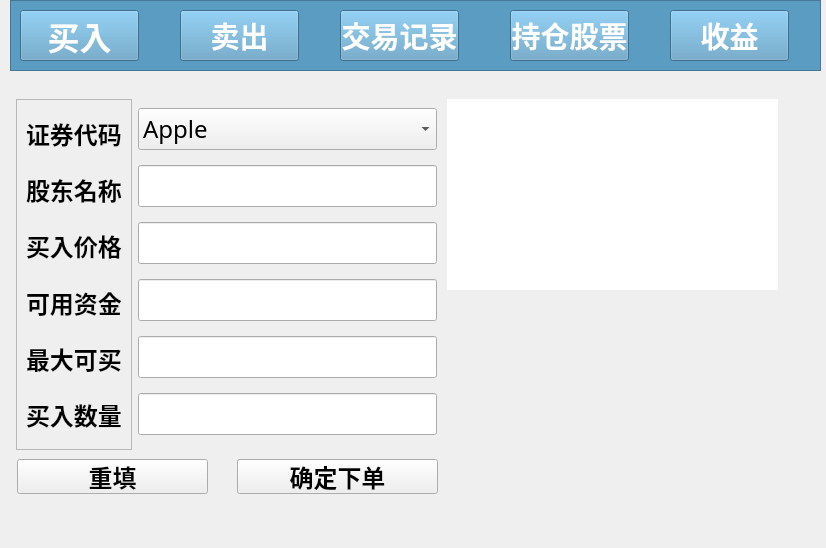
First picture: the form in VirtualStock_dir/buyin.ui, repository Vks-Feng/Nullptr, before the edit.
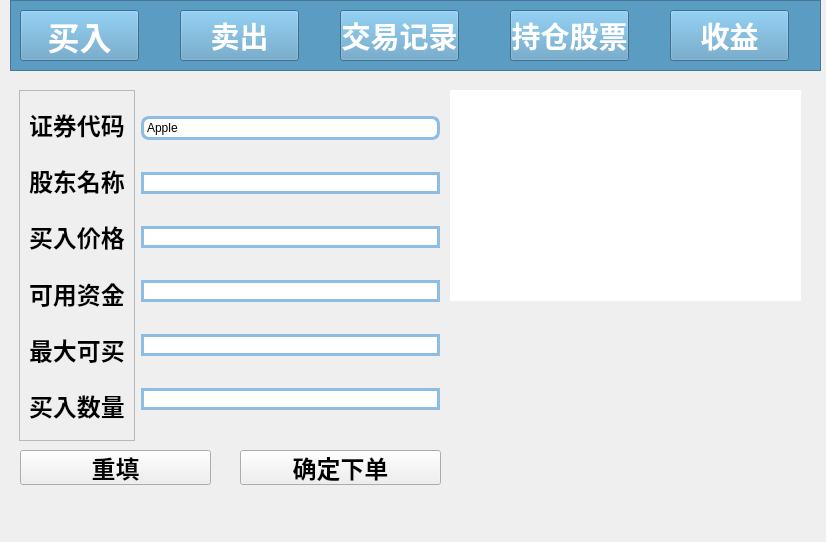
Second picture: the form after the edit. The open tabs and pages were chosen to show the change. Icons and pictures are not drawn.

Diff of the .ui file:
```diff
--- a/VirtualStock_dir/buyin.ui
+++ b/VirtualStock_dir/buyin.ui
@@ -7,7 +7,7 @@
     <x>0</x>
     <y>0</y>
     <width>826</width>
-    <height>548</height>
+    <height>542</height>
    </rect>
   </property>
   <property name="windowTitle">
@@ -16,10 +16,10 @@
   <widget class="QStackedWidget" name="stackedWidget">
    <property name="geometry">
     <rect>
-     <x>7</x>
-     <y>89</y>
+     <x>10</x>
+     <y>80</y>
      <width>811</width>
-     <height>451</height>
+     <height>461</height>
     </rect>
    </property>
    <property name="font">
@@ -41,8 +41,8 @@
       <rect>
        <x>440</x>
        <y>10</y>
-       <width>331</width>
-       <height>191</height>
+       <width>351</width>
+       <height>211</height>
       </rect>
      </property>
      <property name="styleSheet">
@@ -168,6 +168,71 @@
        <layout class="QVBoxLayout" name="verticalLayout_9">
         <item>
          <widget class="QComboBox" name="BuyInStockCodeBox">
+          <property name="styleSheet">
+           <string notr="true">QComboBox{border: 3px solid  rgb(141, 189, 227);
+border-radius: 8px;
+padding : 1px 18px 1px 3px;
+min-width: 100px;}
+
+
+QComboBox：editable{
+	background-color:#e1f0fa;
+
+}
+
+/* 下拉框选项样式 */
+QComboBox QAbstractItemView {
+    background-color: #e1f0fa; /* 设置下拉框选项的背景色 */
+    selection-background-color: rgba(130, 174, 213, 200); /* 设置选中项的背景色 */
+    selection-color: rgba(101, 160, 207, 210); /* 设置选中项的文本颜色 */
+    border: 1px solid rgb(129, 173, 208); /* 下拉框选项的边框样式 */
+    outline: none; /* 去掉选中项的虚线框 */
+}
+
+/* 悬停状态下的下拉框选项样式 */
+QComboBox QAbstractItemView:item:hover {
+    background-color: rgb(205, 227, 242);
+	border: 1px;
+ /* 悬停时的背景色 */
+}
+
+
+
+
+/* 下拉按钮 */
+ QComboBox::drop-down {
+  subcontrol-origin: padding;
+ 
+    /* 按钮位置,右上角 */
+     subcontrol-position: top right;
+
+    /* 按钮宽度 */
+   width: 25px;
+
+    /* 一条边框线控制 */
+ 
+
+     /* 倒角 */
+    border-top-right-radius: 3px;
+     border-bottom-right-radius: 3px;
+ }
+ 
+ /* 下拉按钮图片 */
+ QComboBox::down-arrow {
+   border-image: url(:/new/icon/photos/pullIcon4.png);
+	width:20px;
+	height: 20px;
+
+}
+
+ /* 下拉按钮位移 */
+ QComboBox::down-arrow:on {
+     top: 1px;
+   left: 1px;
+}
+
+</string>
+          </property>
           <item>
            <property name="text">
             <string>Apple</string>
@@ -211,19 +276,39 @@
          </widget>
         </item>
         <item>
-         <widget class="QLineEdit" name="BuyInNameLine"/>
+         <widget class="QLineEdit" name="BuyInNameLine">
+          <property name="styleSheet">
+           <string notr="true">border: 3px solid  rgb(141, 189, 227)</string>
+          </property>
+         </widget>
         </item>
         <item>
-         <widget class="QLineEdit" name="BuyInPriceLine"/>
+         <widget class="QLineEdit" name="BuyInPriceLine">
+          <property name="styleSheet">
+           <string notr="true">border: 3px solid  rgb(141, 189, 227)</string>
+          </property>
+         </widget>
         </item>
         <item>
-         <widget class="QLineEdit" name="BuyInFundLine"/>
+         <widget class="QLineEdit" name="BuyInFundLine">
+          <property name="styleSheet">
+           <string notr="true">border: 3px solid  rgb(141, 189, 227)</string>
+          </property>
+         </widget>
         </item>
         <item>
-         <widget class="QLineEdit" name="BuyInMaxLine"/>
+         <widget class="QLineEdit" name="BuyInMaxLine">
+          <property name="styleSheet">
+           <string notr="true">border: 3px solid  rgb(141, 189, 227)</string>
+          </property>
+         </widget>
         </item>
         <item>
-         <widget class="QLineEdit" name="BuyInQuantityLine"/>
+         <widget class="QLineEdit" name="BuyInQuantityLine">
+          <property name="styleSheet">
+           <string notr="true">border: 3px solid  rgb(141, 189, 227)</string>
+          </property>
+         </widget>
         </item>
        </layout>
       </item>
@@ -276,7 +361,7 @@
      <property name="geometry">
       <rect>
        <x>440</x>
-       <y>200</y>
+       <y>240</y>
        <width>361</width>
        <height>201</height>
       </rect>
```
Left out of the diff: 324 changed lines with no effect on the pictures.
